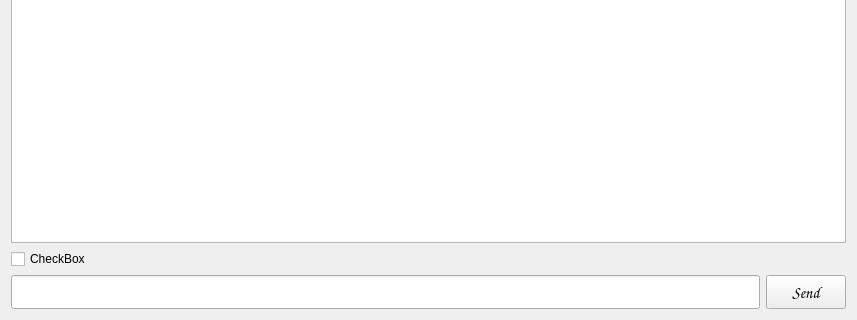
Qt form widgets/assistantpanel.ui (wdg-projects/TeamProjectSummer2026) before a commit; both pictures show x 0 to 857 and y 330 to 650 of the 857 by 650 pixel window.
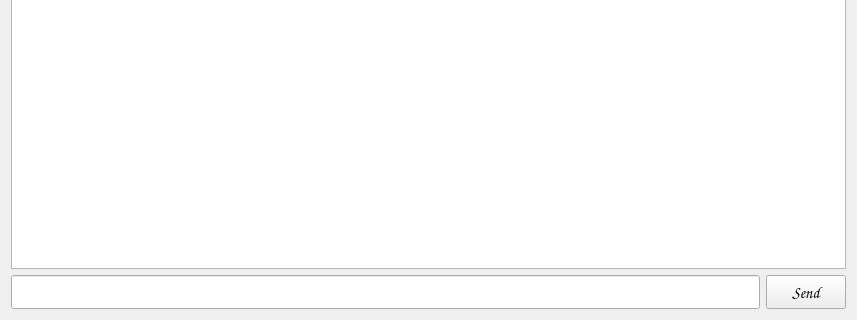
The same form after that commit.

The edit to the form file:
```diff
--- a/widgets/assistantpanel.ui
+++ b/widgets/assistantpanel.ui
@@ -54,13 +54,6 @@
        </property>
       </widget>
      </item>
-     <item>
-      <widget class="QCheckBox" name="checkBox">
-       <property name="text">
-        <string>CheckBox</string>
-       </property>
-      </widget>
-     </item>
      <item>
       <layout class="QHBoxLayout" name="horizontalLayout">
        <property name="sizeConstraint">
```
